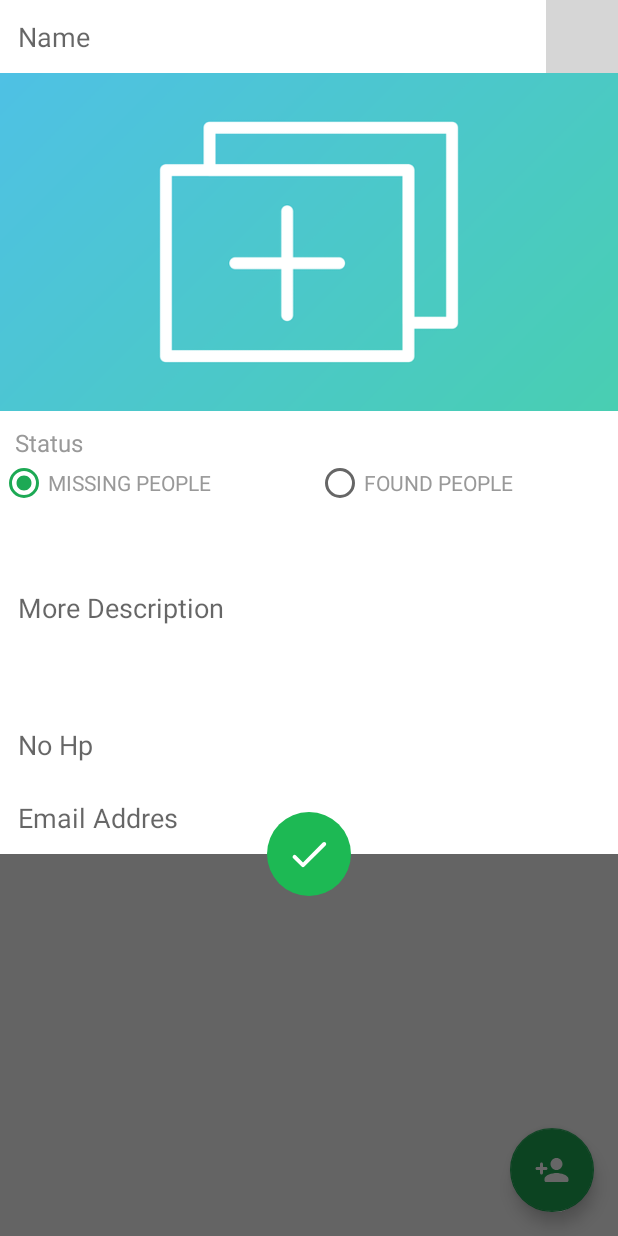
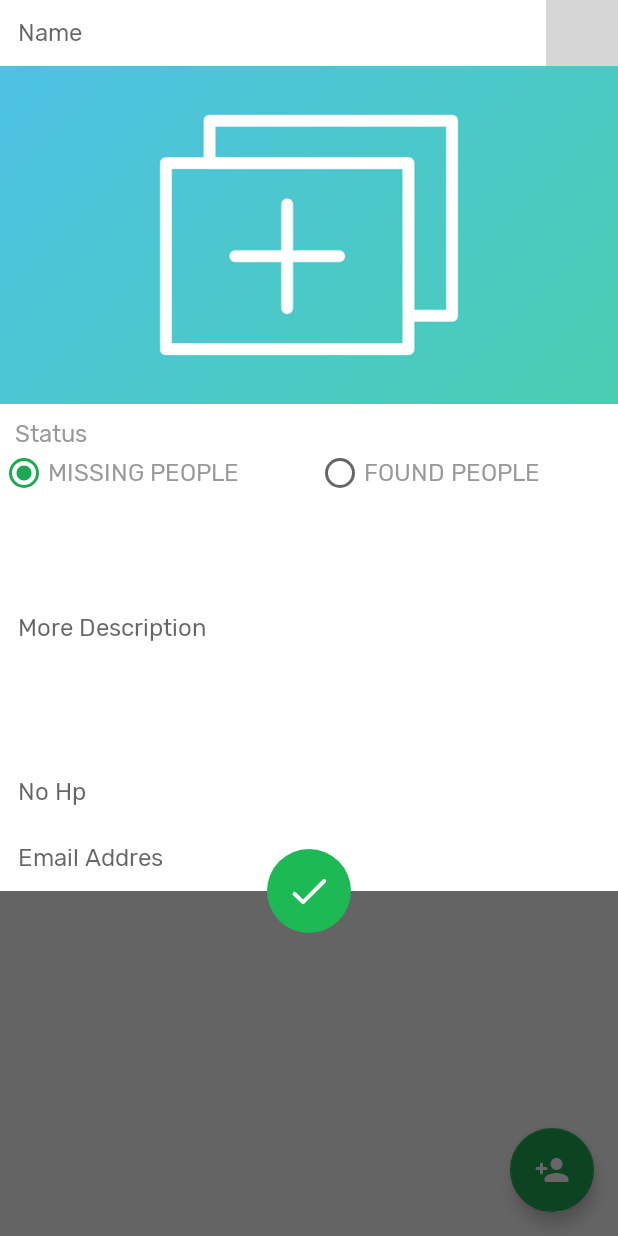
Before and after one commit to DavidAdityaW/FindHope, an Android app: the Home screen opened directly, with no data from a screen before it, after a tap on an icon or button, on a phone screen of 412 x 824 dp. Run offline under Robolectric (Android 15) with nearby library versions, the phone set to English and light mode, and no system bars; our stand-ins replace CircleImageView, Firebase (no records; nobody signed in at launch, a user with empty details on screens opened directly), navigation-ui; pictures from the network do not load; grey boxes are pictures that could not be loaded.

Commit message:
add comment post (david 10118071)

```diff
--- a/app/src/main/java/com/example/findhope/Activities/ui/home/HomeFragment.java
+++ b/app/src/main/java/com/example/findhope/Activities/ui/home/HomeFragment.java
@@ -1,5 +1,6 @@
 package com.example.findhope.Activities.ui.home;
 
+import android.graphics.Color;
 import android.os.Bundle;
 import android.view.LayoutInflater;
 import android.view.View;
--- /dev/null
+++ b/app/src/main/res/drawable/ic_round_search_24.xml
@@ -0,0 +1,5 @@
+<vector android:height="24dp" android:tint="#1DB954"
+    android:viewportHeight="24" android:viewportWidth="24"
+    android:width="24dp" xmlns:android="http://schemas.android.com/apk/res/android">
+    <path android:fillColor="@android:color/white" android:pathData="M15.5,14h-0.79l-0.28,-0.27c1.2,-1.4 1.82,-3.31 1.48,-5.34 -0.47,-2.78 -2.79,-5 -5.59,-5.34 -4.23,-0.52 -7.79,3.04 -7.27,7.27 0.34,2.8 2.56,5.12 5.34,5.59 2.03,0.34 3.94,-0.28 5.34,-1.48l0.27,0.28v0.79l4.25,4.25c0.41,0.41 1.08,0.41 1.49,0 0.41,-0.41 0.41,-1.08 0,-1.49L15.5,14zM9.5,14C7.01,14 5,11.99 5,9.5S7.01,5 9.5,5 14,7.01 14,9.5 11.99,14 9.5,14z"/>
+</vector>
--- a/app/src/main/res/layout/activity_login.xml
+++ b/app/src/main/res/layout/activity_login.xml
@@ -27,6 +27,7 @@
         android:text="FindHope"
         android:textSize="20sp"
         android:textStyle="bold"
+        android:fontFamily="@font/nunito_bold"
         android:textColor="@android:color/white"
         app:layout_constraintEnd_toEndOf="parent"
         app:layout_constraintStart_toStartOf="parent"
@@ -49,6 +50,7 @@
         android:textSize="16sp"
         android:textColor="@android:color/white"
         android:textColorHint="@color/whiteTransfarentHalf"
+        android:fontFamily="@font/rubik_regular"
         app:layout_constraintEnd_toEndOf="parent"
         app:layout_constraintStart_toStartOf="parent"
         app:layout_constraintTop_toBottomOf="@id/iv_logo" />
@@ -70,6 +72,7 @@
         android:textSize="16sp"
         android:textColor="@android:color/white"
         android:textColorHint="@color/whiteTransfarentHalf"
+        android:fontFamily="@font/rubik_regular"
         app:layout_constraintEnd_toEndOf="parent"
         app:layout_constraintStart_toStartOf="parent"
         app:layout_constraintTop_toBottomOf="@id/et_email" />
@@ -87,6 +90,7 @@
         android:text="Login to account"
         android:textAllCaps="false"
         android:textColor="@android:color/white"
+        android:fontFamily="@font/nunito_bold"
         app:layout_constraintEnd_toEndOf="parent"
         app:layout_constraintStart_toStartOf="parent"
         app:layout_constraintTop_toBottomOf="@id/et_password" />
@@ -104,6 +108,7 @@
         android:text="Create a new account?"
         android:textAllCaps="false"
         android:textColor="@color/colorAccent"
+        android:fontFamily="@font/nunito_bold"
         app:layout_constraintBottom_toBottomOf="parent"
         app:layout_constraintEnd_toEndOf="parent"
         app:layout_constraintStart_toStartOf="parent" />
--- a/app/src/main/res/layout/activity_splashscreen.xml
+++ b/app/src/main/res/layout/activity_splashscreen.xml
@@ -29,6 +29,7 @@
             android:text="FindHope"
             android:textSize="20sp"
             android:textStyle="bold"
+            android:fontFamily="@font/nunito_bold"
             android:textColor="@android:color/white"
             android:layout_gravity="center" />
     </LinearLayout>
--- a/app/src/main/res/layout/activity_walkthrough.xml
+++ b/app/src/main/res/layout/activity_walkthrough.xml
@@ -17,6 +17,7 @@
         android:background="@drawable/bg_blue1"
         android:textSize="15sp"
         android:textColor="@color/white"
+        android:fontFamily="@font/nunito_bold"
         app:layout_constraintBottom_toBottomOf="parent"
         app:layout_constraintEnd_toEndOf="parent" />
 
--- a/app/src/main/res/layout/fragment_home.xml
+++ b/app/src/main/res/layout/fragment_home.xml
@@ -1,14 +1,30 @@
 <?xml version="1.0" encoding="utf-8"?>
-<androidx.constraintlayout.widget.ConstraintLayout xmlns:android="http://schemas.android.com/apk/res/android"
+<LinearLayout
+    xmlns:android="http://schemas.android.com/apk/res/android"
     xmlns:app="http://schemas.android.com/apk/res-auto"
     xmlns:tools="http://schemas.android.com/tools"
     android:layout_width="match_parent"
     android:layout_height="match_parent"
+    android:orientation="vertical"
     tools:context=".Activities.ui.home.HomeFragment">
+
+    <EditText
+        android:id="@+id/et_search"
+        android:layout_width="match_parent"
+        android:layout_height="wrap_content"
+        android:layout_marginStart="8dp"
+        android:layout_marginEnd="8dp"
+        android:layout_marginTop="8dp"
+        android:layout_marginBottom="8dp"
+        android:hint="Search"
+        android:textSize="16sp"
+        android:fontFamily="@font/rubik_regular"
+        android:drawableLeft="@drawable/ic_round_search_24"
+        android:background="@drawable/edittext_button_style_rounded" />
 
     <androidx.recyclerview.widget.RecyclerView
         android:id="@+id/postRV"
         android:layout_width="match_parent"
         android:layout_height="match_parent" />
 
-</androidx.constraintlayout.widget.ConstraintLayout>
+</LinearLayout>
--- a/app/src/main/res/layout/nav_header_main.xml
+++ b/app/src/main/res/layout/nav_header_main.xml
@@ -38,6 +38,7 @@
                 android:textColor="@android:color/white"
                 android:text="@string/nav_header_title"
                 android:textSize="14sp"
+                android:fontFamily="@font/nunito_bold"
                 android:textAppearance="@style/TextAppearance.AppCompat.Body1" />
             <TextView
                 android:id="@+id/nav_useremail"
@@ -45,6 +46,7 @@
                 android:layout_height="wrap_content"
                 android:textColor="@android:color/white"
                 android:textSize="12sp"
+                android:fontFamily="@font/nunito_bold"
                 android:text="@string/nav_header_subtitle" />
         </LinearLayout>
         <LinearLayout
--- a/app/src/main/res/layout/popup_add_post.xml
+++ b/app/src/main/res/layout/popup_add_post.xml
@@ -25,6 +25,8 @@
         android:inputType="text"
         android:maxLength="20"
         android:hint="Name"
+        android:textSize="16sp"
+        android:fontFamily="@font/rubik_regular"
         android:background="@drawable/popup_edittext_style"
         app:layout_constraintEnd_toStartOf="@+id/popup_userphoto"
         app:layout_constraintStart_toStartOf="parent"
@@ -52,6 +54,7 @@
         android:textSize="16sp"
         android:textColor="@color/grey"
         android:background="@color/white"
+        android:fontFamily="@font/rubik_regular"
         app:layout_constraintEnd_toEndOf="parent"
         app:layout_constraintStart_toStartOf="parent"
         app:layout_constraintTop_toBottomOf="@+id/popup_image" />
@@ -71,6 +74,8 @@
             android:layout_height="wrap_content"
             android:layout_weight="1"
             android:textColor="@color/grey"
+            android:textSize="16sp"
+            android:fontFamily="@font/rubik_regular"
             android:text="MISSING PEOPLE"
             android:checked="true"/>
         <RadioButton
@@ -79,6 +84,8 @@
             android:layout_height="wrap_content"
             android:layout_weight="1"
             android:textColor="@color/grey"
+            android:textSize="16sp"
+            android:fontFamily="@font/rubik_regular"
             android:text="FOUND PEOPLE" />
     </RadioGroup>
 
@@ -87,10 +94,12 @@
         android:layout_width="0dp"
         android:layout_height="wrap_content"
         android:maxLines="20"
-        android:minLines="5"
+        android:minLines="8"
         android:ems="10"
         android:inputType="textMultiLine"
         android:hint="More Description"
+        android:textSize="16sp"
+        android:fontFamily="@font/rubik_regular"
         android:background="@drawable/popup_edittext_style"
         app:layout_constraintEnd_toEndOf="parent"
         app:layout_constraintStart_toStartOf="parent"
@@ -104,6 +113,8 @@
         android:inputType="number"
         android:maxLength="12"
         android:hint="No Hp"
+        android:textSize="16sp"
+        android:fontFamily="@font/rubik_regular"
         android:background="@drawable/popup_edittext_style"
         app:layout_constraintEnd_toEndOf="parent"
         app:layout_constraintStart_toStartOf="parent"
@@ -116,6 +127,8 @@
         android:ems="10"
         android:inputType="textEmailAddress"
         android:hint="Email Addres"
+        android:textSize="16sp"
+        android:fontFamily="@font/rubik_regular"
         android:background="@drawable/popup_edittext_style"
         app:layout_constraintEnd_toEndOf="parent"
         app:layout_constraintStart_toStartOf="parent"
--- a/app/src/main/res/layout/row_post_item.xml
+++ b/app/src/main/res/layout/row_post_item.xml
@@ -50,6 +50,7 @@
         android:text="Name"
         android:textSize="18sp"
         android:textColor="#ffffff"
+        android:fontFamily="@font/nunito_bold"
         app:layout_constraintBottom_toBottomOf="parent"
         app:layout_constraintStart_toStartOf="parent"
         app:layout_constraintTop_toTopOf="@+id/imageView2" />
@@ -63,6 +64,8 @@
         android:layout_marginTop="15dp"
         android:layout_marginBottom="16dp"
         android:text="Status : "
+        android:textSize="14sp"
+        android:fontFamily="@font/rubik_regular"
         android:textColor="@color/whiteTransfarentHalf"
         app:layout_constraintBottom_toBottomOf="parent"
         app:layout_constraintStart_toStartOf="parent"
@@ -77,6 +80,8 @@
         android:layout_marginTop="15dp"
         android:layout_marginBottom="16dp"
         android:text="MISSING PEOPLE"
+        android:textSize="14sp"
+        android:fontFamily="@font/rubik_regular"
         android:textColor="@color/whiteTransfarentHalf"
         app:layout_constraintBottom_toBottomOf="parent"
         app:layout_constraintStart_toStartOf="parent"
```
Also changed, not shown: app/src/main/java/com/example/findhope/Activities/Home.java (+11 -1 lines), app/src/main/java/com/example/findhope/Activities/PostDetailActivity.java (+50 -2 lines), app/src/main/java/com/example/findhope/Adapters/PostAdapter.java (+8 -0 lines), app/src/main/java/com/example/findhope/Models/CommentModel.java (added, +79 -0 lines), app/src/main/java/com/example/findhope/Models/PostModel.java (+8 -0 lines), app/src/main/res/layout/activity_post_detail.xml (+18 -6 lines), app/src/main/res/layout/activity_register.xml (+7 -1 lines).
